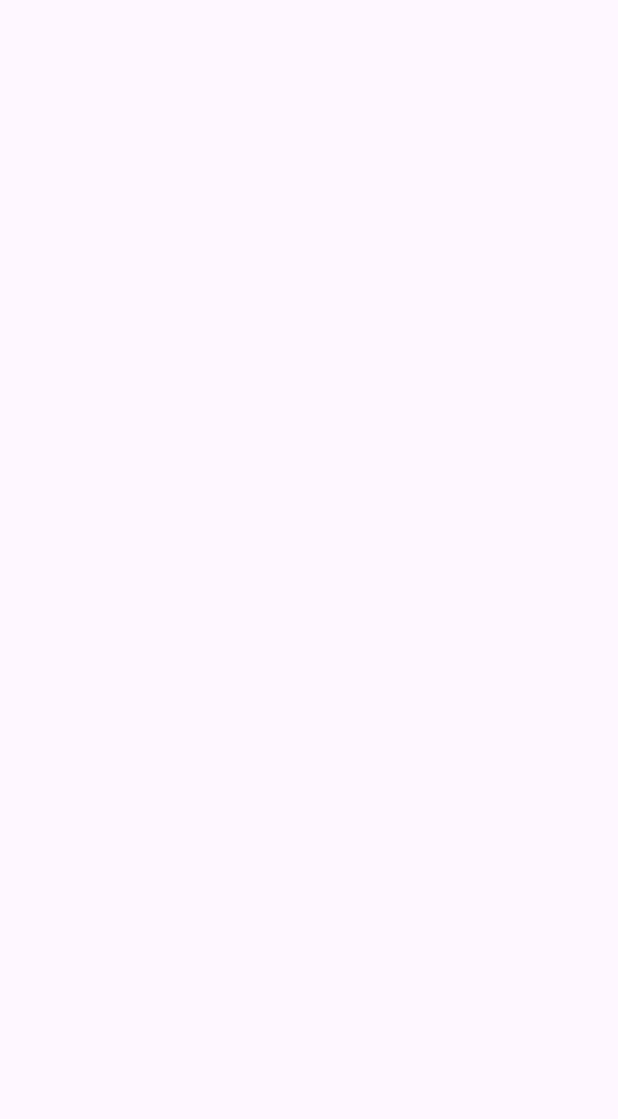
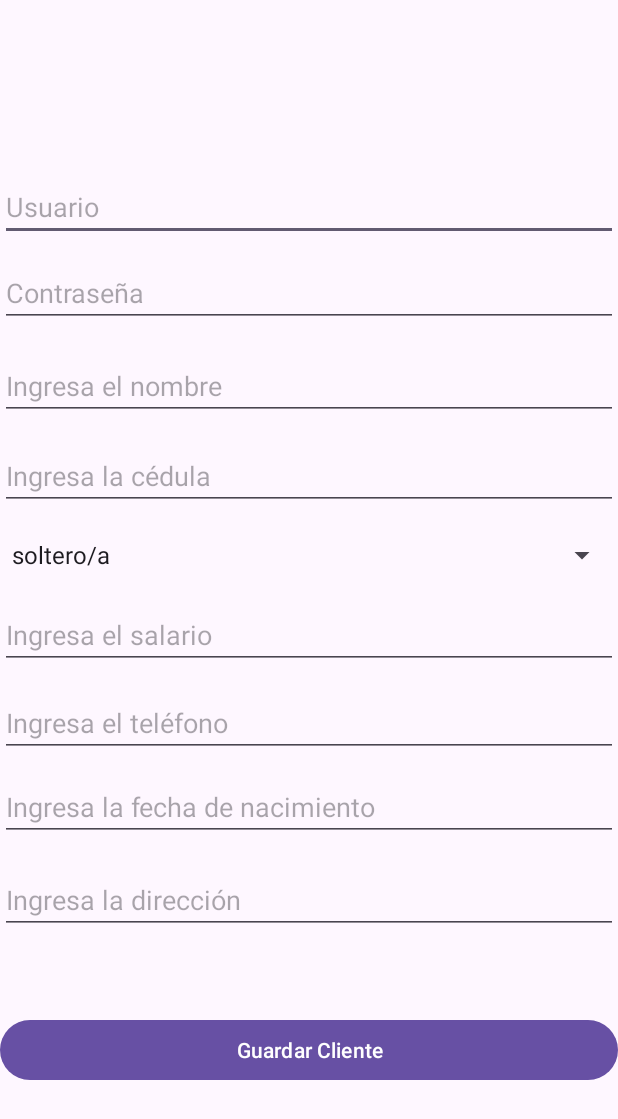
Before and after one commit to J0S3N/Proyecto1Moviles, an Android app: the Agregar_Cliente screen opened directly, with no data from a screen before it, on a phone screen of 412 x 824 dp. Before the commit the part shown is empty. Shown: the top 1119 px of the screen. Run offline under Robolectric (Android 15) with nearby library versions, the phone set to English and light mode, and no system bars.

Commit message:
Agregar cliente y usuario

```diff
--- a/app/src/main/java/com/example/primerproyecto/administrativa/Agregar_Cliente.kt
+++ b/app/src/main/java/com/example/primerproyecto/administrativa/Agregar_Cliente.kt
@@ -1,6 +1,107 @@
 package com.example.primerproyecto.administrativa
 
+import android.content.ContentValues
+import android.os.Bundle
+import android.widget.ArrayAdapter
+import android.widget.Button
+import android.widget.EditText
+import android.widget.Spinner
 import androidx.appcompat.app.AppCompatActivity
+import com.example.primerproyecto.AdminHelper
+import com.example.primerproyecto.R
+import java.lang.Integer.parseInt
 
 class Agregar_Cliente : AppCompatActivity()  {
+
+
+    override fun onCreate(savedInstanceState: Bundle?) {
+        super.onCreate(savedInstanceState)
+        setContentView(R.layout.administrativa_agregar_cliente)
+
+        val usernameEditText: EditText = findViewById(R.id.usernameEditText)
+        val passwordEditText: EditText = findViewById(R.id.passwordEditText)
+        val idEditText: EditText = findViewById(R.id.idEditText)
+        val nameEditText: EditText = findViewById(R.id.nameEditText)
+        val addressEditText: EditText = findViewById(R.id.addressEditText)
+        val maritalStatusSpinner: Spinner = findViewById(R.id.maritalStatusSpinner)
+        val salaryEditText: EditText = findViewById(R.id.salaryEditText)
+        val phoneEditText: EditText = findViewById(R.id.phoneEditText)
+        val birthDateEditText: EditText = findViewById(R.id.birthDateEditText)
+
+        val arraySpinner = arrayOf(
+            "soltero/a", "casado/a", "divorciado/a", "viudo/a"
+        )
+
+        val adapter = ArrayAdapter(
+            this,
+            android.R.layout.simple_spinner_item,
+            arraySpinner
+        )
+
+        adapter.setDropDownViewResource(android.R.layout.simple_spinner_dropdown_item)
+        maritalStatusSpinner.adapter = adapter
+
+        val saveButton: Button = findViewById(R.id.saveButton)
+        saveButton.setOnClickListener {
+            val username = usernameEditText.text.toString()
+            val password = passwordEditText.text.toString()
+            val id = idEditText.text.toString()
+            val name = nameEditText.text.toString()
+            val address = addressEditText.text.toString()
+            val maritalStatus = maritalStatusSpinner.getSelectedItem().toString()
+            val salary = parseInt(salaryEditText.text.toString())
+            val phone = parseInt(phoneEditText.text.toString())
+            val birthDate = birthDateEditText.text.toString()
+
+            saveClientInfo(username, password, id, name, address, maritalStatus, salary, phone, birthDate)
+        }
+    }
+
+    private fun saveClientInfo(
+        username: String,
+        password: String,
+        id: String,
+        name: String,
+        address: String,
+        maritalStatus: String,
+        salary: Int,
+        phone: Int,
+        birthDate: String
+    ) {
+        val admin = AdminHelper(this, "administracion", null, 1)
+        val baseDatos = admin.writableDatabase
+
+        // Primero, insertamos el usuario y obtenemos el user_id
+        val userValues = ContentValues().apply {
+            put("username", username)
+            put("password", password)
+            put("role", "client") // Asumiendo que todos los nuevos registros son de clientes
+        }
+        val userId = baseDatos.insert("users", null, userValues)
+
+        if (userId > 0) {
+            // Ahora, insertamos la información del cliente en la tabla de clientes
+            val clientValues = ContentValues().apply {
+                put("cedula", id)
+                put("name", name)
+                put("address", address)
+                put("marital_status", maritalStatus)
+                put("salary", salary)
+                put("phone", phone)
+                put("birth_date", birthDate)
+                put("user_id", userId) // Relacionamos el cliente con el usuario
+            }
+            val clientId = baseDatos.insert("clients", null, clientValues)
+
+            if (clientId > 0) {
+                // Informar al usuario que el cliente se ha guardado correctamente
+            } else {
+                // Informar al usuario que hubo un error al guardar la información del cliente
+            }
+        } else {
+            // Informar al usuario que hubo un error al guardar el usuario
+        }
+
+    }
+
 }
--- a/app/src/main/res/layout/administrativa_agregar_cliente.xml
+++ b/app/src/main/res/layout/administrativa_agregar_cliente.xml
@@ -10,80 +10,128 @@
         android:id="@+id/usernameEditText"
         android:layout_width="match_parent"
         android:layout_height="wrap_content"
+        android:layout_marginTop="69dp"
+        android:layout_marginBottom="617dp"
         android:hint="Usuario"
-        tools:layout_editor_absoluteX="0dp"
-        tools:layout_editor_absoluteY="69dp" />
+        app:layout_constraintBottom_toBottomOf="parent"
+        app:layout_constraintEnd_toEndOf="parent"
+        app:layout_constraintStart_toStartOf="parent"
+        app:layout_constraintTop_toTopOf="parent" />
 
     <EditText
         android:id="@+id/passwordEditText"
         android:layout_width="match_parent"
         android:layout_height="wrap_content"
+        android:layout_marginTop="126dp"
+        android:layout_marginBottom="560dp"
         android:hint="Contraseña"
         android:inputType="textPassword"
-        tools:layout_editor_absoluteX="0dp"
-        tools:layout_editor_absoluteY="126dp" />
+        app:layout_constraintBottom_toBottomOf="parent"
+        app:layout_constraintEnd_toEndOf="parent"
+        app:layout_constraintStart_toStartOf="parent"
+        app:layout_constraintTop_toTopOf="parent" />
 
+    <EditText
+        android:id="@+id/idEditText"
+        android:layout_width="match_parent"
+        android:layout_height="wrap_content"
+        android:layout_marginTop="248dp"
+        android:layout_marginBottom="438dp"
+        android:hint="@string/id_hint"
+        android:inputType="text"
+        app:layout_constraintBottom_toBottomOf="parent"
+        app:layout_constraintEnd_toEndOf="parent"
+        app:layout_constraintStart_toStartOf="parent"
+        app:layout_constraintTop_toTopOf="parent" />
 
     <EditText
         android:id="@+id/nameEditText"
         android:layout_width="match_parent"
         android:layout_height="wrap_content"
+        android:layout_marginTop="188dp"
+        android:layout_marginBottom="498dp"
         android:hint="@string/name_hint"
         android:inputType="textPersonName"
-        tools:layout_editor_absoluteX="0dp"
-        tools:layout_editor_absoluteY="188dp" />
+        app:layout_constraintBottom_toBottomOf="parent"
+        app:layout_constraintEnd_toEndOf="parent"
+        app:layout_constraintStart_toStartOf="parent"
+        app:layout_constraintTop_toTopOf="parent" />
 
     <Spinner
         android:id="@+id/maritalStatusSpinner"
         android:layout_width="match_parent"
         android:layout_height="wrap_content"
+        android:layout_marginTop="311dp"
+        android:layout_marginBottom="396dp"
         android:prompt="@string/marital_status_prompt"
-        tools:layout_editor_absoluteX="0dp"
-        tools:layout_editor_absoluteY="250dp" />
+        app:layout_constraintBottom_toBottomOf="parent"
+        app:layout_constraintEnd_toEndOf="parent"
+        app:layout_constraintStart_toStartOf="parent"
+        app:layout_constraintTop_toTopOf="parent" />
+
+    <EditText
+        android:id="@+id/salaryEditText"
+        android:layout_width="match_parent"
+        android:layout_height="wrap_content"
+        android:layout_marginTop="354dp"
+        android:layout_marginBottom="332dp"
+        android:hint="@string/salary_hint"
+        android:inputType="numberDecimal"
+        app:layout_constraintBottom_toBottomOf="parent"
+        app:layout_constraintEnd_toEndOf="parent"
+        app:layout_constraintStart_toStartOf="parent"
+        app:layout_constraintTop_toTopOf="parent" />
 
     <EditText
         android:id="@+id/addressEditText"
         android:layout_width="match_parent"
         android:layout_height="wrap_content"
+        android:layout_marginTop="531dp"
+        android:layout_marginBottom="155dp"
         android:hint="@string/address_hint"
         android:inputType="textPostalAddress"
-        tools:layout_editor_absoluteX="0dp"
-        tools:layout_editor_absoluteY="472dp" />
+        app:layout_constraintBottom_toBottomOf="parent"
+        app:layout_constraintEnd_toEndOf="parent"
+        app:layout_constraintStart_toStartOf="parent"
+        app:layout_constraintTop_toTopOf="parent" />
+
+    <EditText
+        android:id="@+id/birthDateEditText"
+        android:layout_width="match_parent"
+        android:layout_height="wrap_content"
+        android:layout_marginTop="469dp"
+        android:layout_marginBottom="217dp"
+        android:hint="@string/birth_date_hint"
+        android:inputType="date"
+        app:layout_constraintBottom_toBottomOf="parent"
+        app:layout_constraintEnd_toEndOf="parent"
+        app:layout_constraintStart_toStartOf="parent"
+        app:layout_constraintTop_toTopOf="parent" />
 
     <EditText
         android:id="@+id/phoneEditText"
         android:layout_width="match_parent"
         android:layout_height="wrap_content"
+        android:layout_marginTop="413dp"
+        android:layout_marginBottom="273dp"
         android:hint="@string/phone_hint"
         android:inputType="phone"
-        tools:layout_editor_absoluteX="0dp"
-        tools:layout_editor_absoluteY="354dp" />
-
-    <EditText
-        android:id="@+id/birthDateEditText"
-        android:layout_width="match_parent"
-        android:layout_height="wrap_content"
-        android:hint="@string/birth_date_hint"
-        android:inputType="date"
-        tools:layout_editor_absoluteX="0dp"
-        tools:layout_editor_absoluteY="410dp" />
-
-    <EditText
-        android:id="@+id/salaryEditText"
-        android:layout_width="match_parent"
-        android:layout_height="wrap_content"
-        android:hint="@string/salary_hint"
-        android:inputType="numberDecimal"
-        tools:layout_editor_absoluteX="0dp"
-        tools:layout_editor_absoluteY="295dp" />
+        app:layout_constraintBottom_toBottomOf="parent"
+        app:layout_constraintEnd_toEndOf="parent"
+        app:layout_constraintStart_toStartOf="parent"
+        app:layout_constraintTop_toTopOf="parent" />
 
     <Button
         android:id="@+id/saveButton"
         android:layout_width="match_parent"
         android:layout_height="wrap_content"
+        android:layout_marginTop="629dp"
+        android:layout_marginBottom="54dp"
         android:text="Guardar Cliente"
-        tools:layout_editor_absoluteX="26dp"
-        tools:layout_editor_absoluteY="629dp" />
+        app:layout_constraintBottom_toBottomOf="parent"
+        app:layout_constraintEnd_toEndOf="parent"
+        app:layout_constraintStart_toStartOf="parent"
+        app:layout_constraintTop_toTopOf="parent" />
 
 
 </androidx.constraintlayout.widget.ConstraintLayout>
--- a/app/src/main/res/layout/administrativa_principal.xml
+++ b/app/src/main/res/layout/administrativa_principal.xml
@@ -31,8 +31,10 @@
         android:text="@string/add_client"
         app:layout_constraintBottom_toBottomOf="parent"
         app:layout_constraintEnd_toEndOf="parent"
+        app:layout_constraintHorizontal_bias="0.518"
         app:layout_constraintStart_toStartOf="parent"
-        app:layout_constraintTop_toTopOf="parent" />
+        app:layout_constraintTop_toTopOf="parent"
+        app:layout_constraintVertical_bias="0.2" />
 
     <Button
         android:id="@+id/assignButton"
@@ -46,7 +48,7 @@
         app:layout_constraintHorizontal_bias="0.512"
         app:layout_constraintStart_toStartOf="parent"
         app:layout_constraintTop_toTopOf="parent"
-        app:layout_constraintVertical_bias="0.0" />
+        app:layout_constraintVertical_bias="1.0" />
 
     <Button
         android:id="@+id/closeButton"
--- a/app/src/main/res/values/strings.xml
+++ b/app/src/main/res/values/strings.xml
@@ -20,5 +20,6 @@
     <string name="birth_date_hint">Ingresa la fecha de nacimiento</string>
     <string name="address_hint">Ingresa la dirección</string>
     <string name="name_hint">Ingresa el nombre</string>
+    <string name="id_hint">Ingresa la cédula</string>
 
 </resources>
```
Also changed, not shown: app/src/main/java/com/example/primerproyecto/administrativa/Principal.kt (+8 -1 lines), app/src/main/java/com/example/primerproyecto/crud/AhorroCRUD.kt (added, +56 -0 lines), app/src/main/java/com/example/primerproyecto/crud/ClienteCRUD.kt (added, +77 -0 lines), app/src/main/java/com/example/primerproyecto/crud/PrestamoCRUD.kt (added, +71 -0 lines), app/src/main/java/com/example/primerproyecto/crud/UsuarioCRUD.kt (added, +56 -0 lines).
